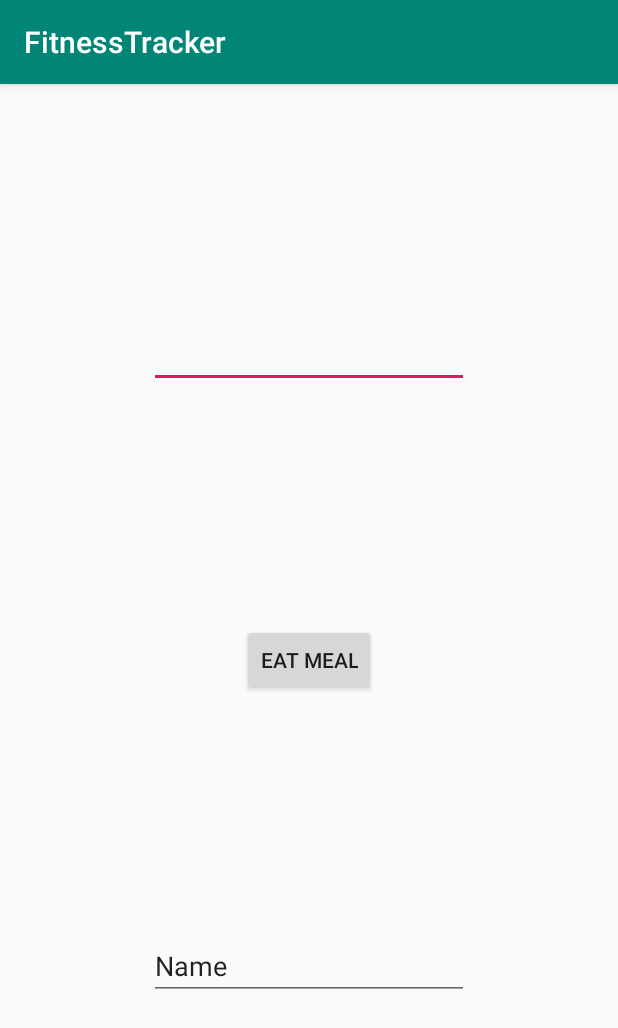
After one commit to RyanJPete/Calorie-Weight-Tracker, an Android app: the EatActivity screen opened directly, with no data from a screen before it, on a phone screen of 412 x 824 dp. The commit adds this screen. Shown: the top 1028 px of the screen. Run offline under Robolectric (Android 15) with nearby library versions, the phone set to English and light mode, and no system bars; our stand-ins replace Room's generated code.

Commit message:
Eat Activity adds calories to the days total

```diff
--- a/app/src/main/AndroidManifest.xml
+++ b/app/src/main/AndroidManifest.xml
@@ -1,16 +1,16 @@
 <?xml version="1.0" encoding="utf-8"?>
 <manifest xmlns:android="http://schemas.android.com/apk/res/android"
     package="com.example.fitnesstracker">
-    tools:ignore="GoogleAppIndexingWarning"
+
     <application
-
         android:allowBackup="true"
         android:icon="@mipmap/ic_launcher"
         android:label="@string/app_name"
         android:roundIcon="@mipmap/ic_launcher_round"
         android:supportsRtl="true"
         android:theme="@style/AppTheme">
-        <activity android:name=".AddMealActivity"></activity>
+        <activity android:name=".EatActivity"></activity>
+        <activity android:name=".AddMealActivity" />
         <activity android:name=".AddIngredientActivity" />
         <activity android:name=".ViewStatsActivity" />
         <activity android:name=".RecordWeightActivity" />
--- /dev/null
+++ b/app/src/main/java/com/example/fitnesstracker/EatActivity.java
@@ -0,0 +1,62 @@
+package com.example.fitnesstracker;
+
+import androidx.appcompat.app.AppCompatActivity;
+import androidx.fragment.app.DialogFragment;
+import androidx.fragment.app.FragmentManager;
+import androidx.room.Room;
+
+import android.os.Bundle;
+import android.view.View;
+import android.widget.Button;
+import android.widget.TextView;
+
+import org.joda.time.DateTime;
+
+import java.util.List;
+
+public class EatActivity extends AppCompatActivity {
+    AppDatabase db;
+    DateDao DDao;
+
+    @Override
+    protected void onCreate(Bundle savedInstanceState) {
+        super.onCreate(savedInstanceState);
+        setContentView(R.layout.activity_eat);
+        db = Room.databaseBuilder(getApplicationContext(),
+                AppDatabase.class, "dateDatabase").allowMainThreadQueries().build();    //TODO remove allowMainThreadQueries, for testing purposeds only, do asynk task
+        DDao = db.DayStats();
+    }
+
+    public void eat (View view){
+        TextView txt = findViewById(R.id.eatTxt);
+
+        DateTime dT = DateTime.now();
+        int dayOfWeek = dT.getDayOfWeek();
+        int today = dT.getMonthOfYear()*1000000 + dT.getDayOfMonth()*10000 + dT.getYear();
+        try {
+        int caloriesEntered = DDao.getDateCalories(today);
+        int weightEntered = DDao.getDateWeight(today);
+        DayStats newEntry = new DayStats();
+            newEntry.DayOfWeek = dayOfWeek;
+            newEntry.DayDate = today;
+            newEntry.DayWeight = weightEntered;
+            newEntry.DayCalories = Integer.parseInt(txt.getText().toString()) + caloriesEntered;
+            newEntry.DayFat = 0;
+            newEntry.DayCarbs = 0;
+            newEntry.DayProtein = 0;
+
+            if (caloriesEntered == 0 && weightEntered == 0) {  //No entry has been made for today
+                DDao.insertWeight(newEntry);
+            } else {  //an entry has been made to add weight but not calories
+                newEntry.Fdate = DDao.getDateKey(today);
+
+                DDao.updateWeight(newEntry);
+            }
+
+        txt = findViewById(R.id.eatOutput);
+        txt.setText(String.valueOf(DDao.getDateCalories(today)));
+        } catch(Exception e){
+            System.out.println(e);
+        }
+    }
+}
--- a/app/src/main/java/com/example/fitnesstracker/MainActivity.java
+++ b/app/src/main/java/com/example/fitnesstracker/MainActivity.java
@@ -43,4 +43,9 @@ public class MainActivity extends AppCompatActivity {
         Intent intent = new Intent(this, AddMealActivity.class);
         startActivity(intent);
     }
+
+    public void openEatActivity(View view){
+        Intent intent = new Intent(this, EatActivity.class);
+        startActivity(intent);
+    }
 }
--- a/app/src/main/java/com/example/fitnesstracker/RecordWeightActivity.java
+++ b/app/src/main/java/com/example/fitnesstracker/RecordWeightActivity.java
@@ -60,11 +60,12 @@ public class RecordWeightActivity extends AppCompatActivity
         int today = dT.getMonthOfYear()*1000000 + dT.getDayOfMonth()*10000 + dT.getYear();
         int tmp = DDao.getDateWeight(today);
         DayStats newEntry = new DayStats();
+        int caloriesEntered = DDao.getDateCalories(today);
         if(tmp == 0) {  //No entry has been made for today
             newEntry.DayOfWeek = dayOfWeek;
             newEntry.DayDate = today;
             newEntry.DayWeight = Integer.parseInt(txt.getText().toString());
-            newEntry.DayCalories = 0;
+            newEntry.DayCalories = caloriesEntered;
             newEntry.DayFat = 0;
             newEntry.DayCarbs = 0;
             newEntry.DayProtein = 0;
--- /dev/null
+++ b/app/src/main/res/layout/activity_eat.xml
@@ -0,0 +1,45 @@
+<?xml version="1.0" encoding="utf-8"?>
+<androidx.constraintlayout.widget.ConstraintLayout xmlns:android="http://schemas.android.com/apk/res/android"
+    xmlns:app="http://schemas.android.com/apk/res-auto"
+    xmlns:tools="http://schemas.android.com/tools"
+    android:layout_width="match_parent"
+    android:layout_height="match_parent"
+    tools:context=".EatActivity">
+
+    <Button
+        android:id="@+id/eatBtn"
+        android:layout_width="wrap_content"
+        android:layout_height="wrap_content"
+        android:onClick="eat"
+        android:text="@string/eatBtnTxt"
+        app:layout_constraintBottom_toTopOf="@+id/eatOutput"
+        app:layout_constraintEnd_toEndOf="parent"
+        app:layout_constraintHorizontal_bias="0.5"
+        app:layout_constraintStart_toStartOf="parent"
+        app:layout_constraintTop_toBottomOf="@+id/eatTxt" />
+
+    <EditText
+        android:id="@+id/eatTxt"
+        android:layout_width="wrap_content"
+        android:layout_height="wrap_content"
+        android:ems="10"
+        android:inputType="number"
+        app:layout_constraintBottom_toTopOf="@+id/eatBtn"
+        app:layout_constraintEnd_toEndOf="parent"
+        app:layout_constraintHorizontal_bias="0.5"
+        app:layout_constraintStart_toStartOf="parent"
+        app:layout_constraintTop_toTopOf="parent" />
+
+    <EditText
+        android:id="@+id/eatOutput"
+        android:layout_width="wrap_content"
+        android:layout_height="wrap_content"
+        android:ems="10"
+        android:inputType="textPersonName"
+        android:text="Name"
+        app:layout_constraintBottom_toBottomOf="parent"
+        app:layout_constraintEnd_toEndOf="parent"
+        app:layout_constraintHorizontal_bias="0.5"
+        app:layout_constraintStart_toStartOf="parent"
+        app:layout_constraintTop_toBottomOf="@+id/eatBtn" />
+</androidx.constraintlayout.widget.ConstraintLayout>
--- a/app/src/main/res/layout/activity_main.xml
+++ b/app/src/main/res/layout/activity_main.xml
@@ -22,6 +22,7 @@
         android:id="@+id/eatbtn"
         android:layout_width="wrap_content"
         android:layout_height="wrap_content"
+        android:onClick="openEatActivity"
         android:text="@string/eatBtnTxt"
         app:layout_constraintBottom_toTopOf="@+id/statsbtn"
         app:layout_constraintEnd_toEndOf="parent"
```
